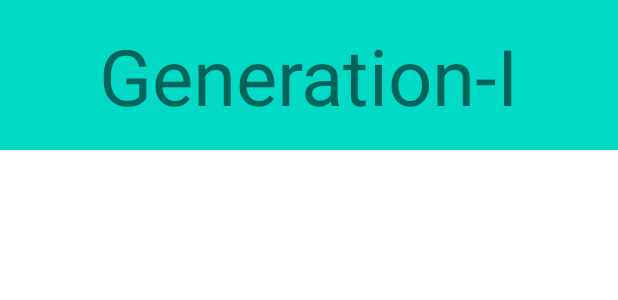
After one commit to andreychorny/Pokedex, an Android app: the layout generation_item.xml on its own in the app's theme, with its tools: preview values and no code run, on a phone screen of 412 x 824 dp. The commit adds this screen. Shown: the top 300 px of the screen. Run offline under Robolectric (Android 15) with nearby library versions, the phone set to English and light mode, and no system bars.

Commit message:
[Lesson 1] RecyclerView with two ViewHolders and GridLayout

```diff
--- /dev/null
+++ b/app/src/main/res/layout/generation_item.xml
@@ -0,0 +1,21 @@
+<?xml version="1.0" encoding="utf-8"?>
+<androidx.constraintlayout.widget.ConstraintLayout
+    xmlns:android="http://schemas.android.com/apk/res/android"
+    xmlns:app="http://schemas.android.com/apk/res-auto"
+    xmlns:tools="http://schemas.android.com/tools"
+    android:layout_width="match_parent"
+    android:background="@color/teal_200"
+    android:layout_height="100dp">
+
+
+    <TextView
+        android:id="@+id/generationName"
+        android:layout_width="wrap_content"
+        android:layout_height="wrap_content"
+        android:textSize="52sp"
+        app:layout_constraintBottom_toBottomOf="parent"
+        app:layout_constraintEnd_toEndOf="parent"
+        app:layout_constraintStart_toStartOf="parent"
+        app:layout_constraintTop_toTopOf="parent"
+        tools:text="Generation-I" />
+</androidx.constraintlayout.widget.ConstraintLayout>
```
Also changed, not shown: app/src/main/java/com/example/pokedex/presentation/PokemonRosterViewModel.kt (+16 -3 lines), app/src/main/java/com/example/pokedex/presentation/adapter/PokemonRosterAdapter.kt (+67 -11 lines), app/src/main/java/com/example/pokedex/presentation/adapter/RosterItem.kt (+10 -2 lines).
